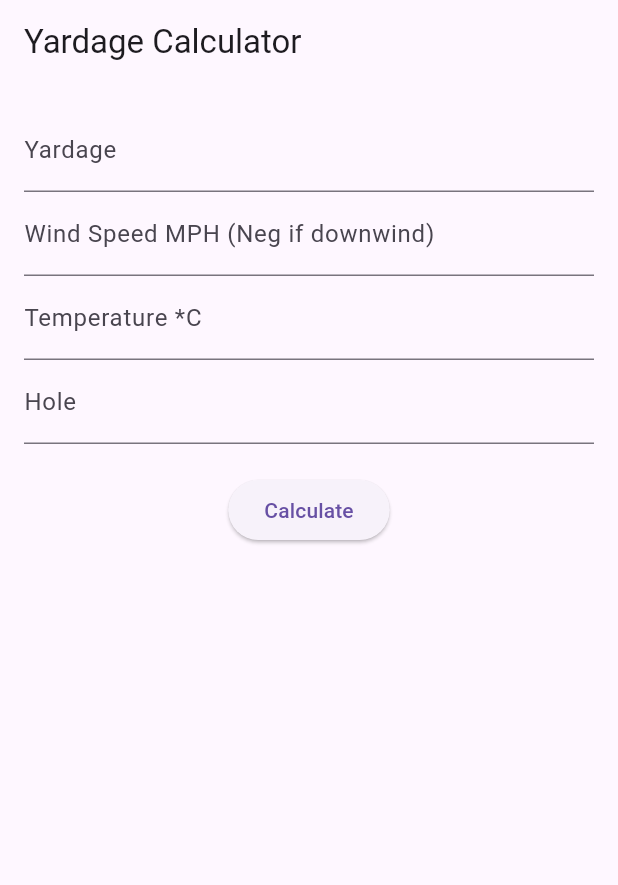
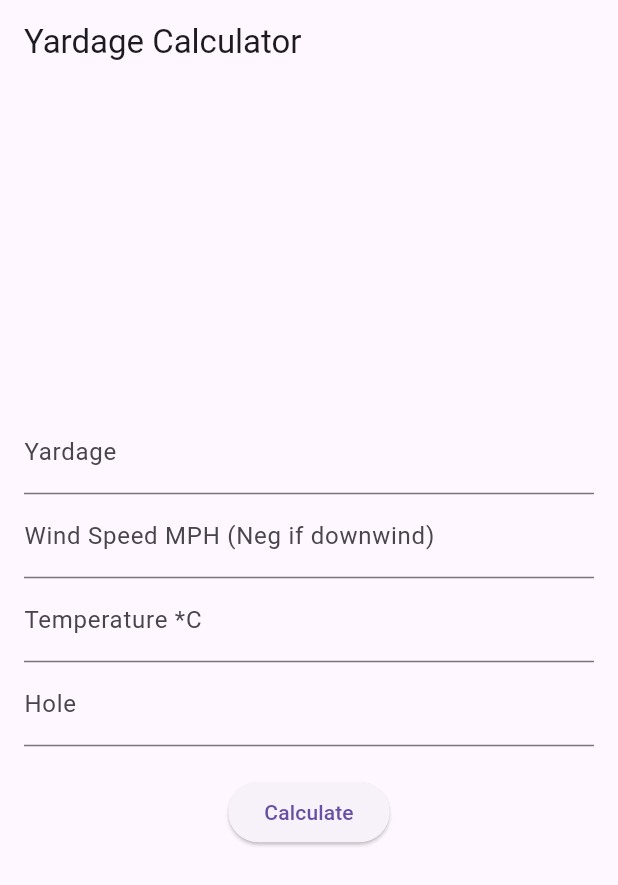
Before and after one commit to markmannion/MarkMannion_ISE, a Flutter app: the screen it shows after launch, on a phone screen of 412 x 824 dp. Shown: the top 885 px of the screen. Run offline on Flutter 3.47's test engine with Material 3 defaults, Android fonts, the light colour scheme and no system bars.

Commit message:
centered text

```diff
--- a/F_ISE_APP/lib/main.dart
+++ b/F_ISE_APP/lib/main.dart
@@ -73,7 +73,9 @@ class GolfAppState extends State<GolfApp> {
       appBar: AppBar(title: const Text('Yardage Calculator')),
       body: Padding(
         padding: const EdgeInsets.all(16.0),
+        child: Center(
           child: Column(
+            mainAxisSize: MainAxisSize.min,
             children: [
               TextField(
                 controller: yardController,
@@ -102,6 +104,7 @@ class GolfAppState extends State<GolfApp> {
             ],
           ),
         ),
+      ),
     );
   }
 }
```
Lines whose indentation alone changed are shown as unchanged.
